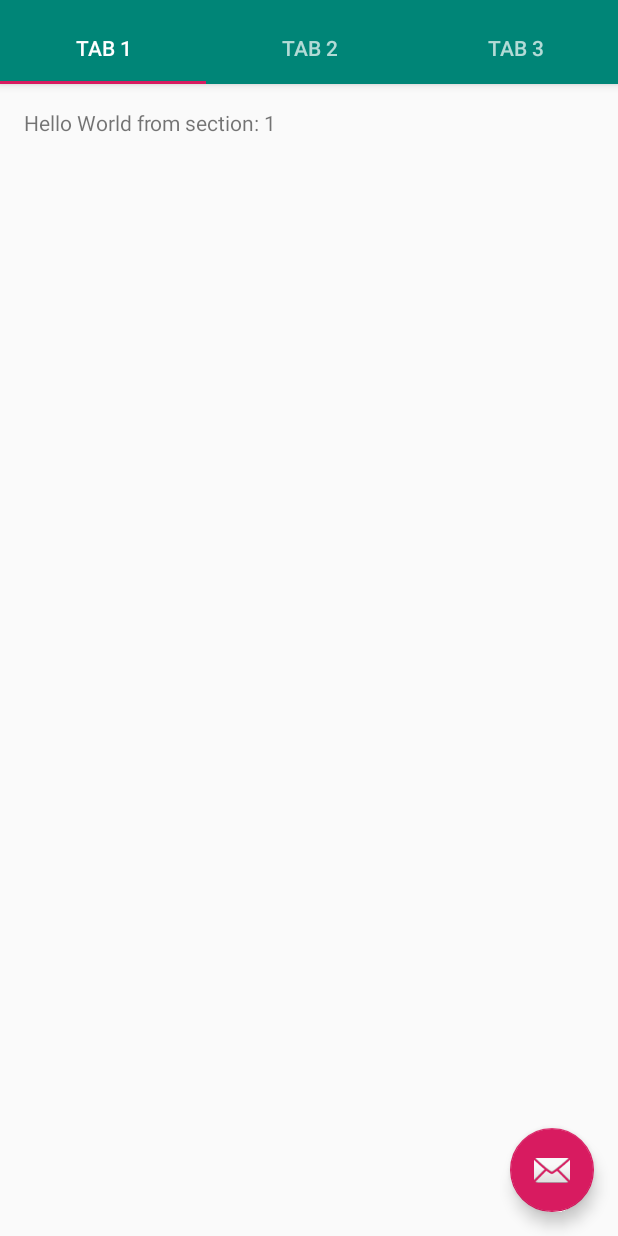
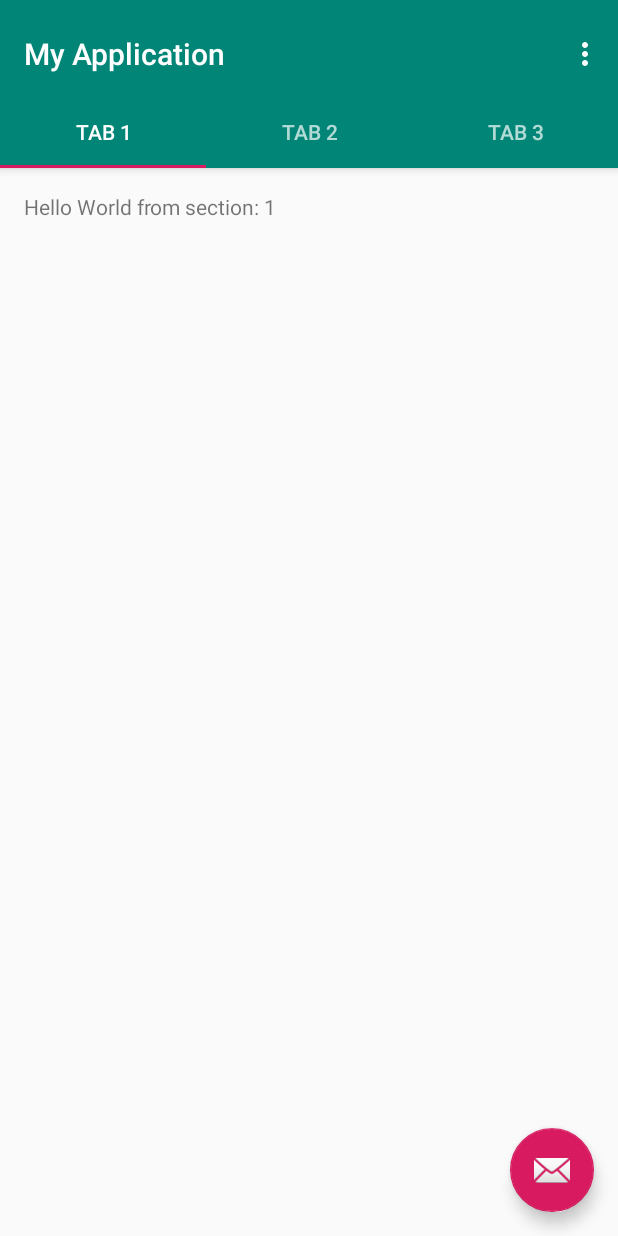
Before and after one commit to niuxe/android_fitnessApp, an Android app: the screen it shows after launch (MainActivity), on a phone screen of 412 x 824 dp. Run offline under Robolectric (Android 15) with nearby library versions, the phone set to English and light mode, and no system bars.

Commit message:
Fixed again

```diff
--- a/app/src/main/res/layout/activity_main.xml
+++ b/app/src/main/res/layout/activity_main.xml
@@ -14,6 +14,18 @@
         android:layout_height="wrap_content"
         android:paddingTop="@dimen/appbar_padding_top"
         android:theme="@style/AppTheme.AppBarOverlay">
+
+        <android.support.v7.widget.Toolbar
+            android:id="@+id/toolbar"
+            android:layout_width="match_parent"
+            android:layout_height="?attr/actionBarSize"
+            android:layout_weight="1"
+            android:background="?attr/colorPrimary"
+            app:layout_scrollFlags="scroll|enterAlways"
+            app:popupTheme="@style/AppTheme.PopupOverlay"
+            app:title="@string/app_name">
+
+        </android.support.v7.widget.Toolbar>
 
         <android.support.design.widget.TabLayout
             android:id="@+id/tabs"
```
